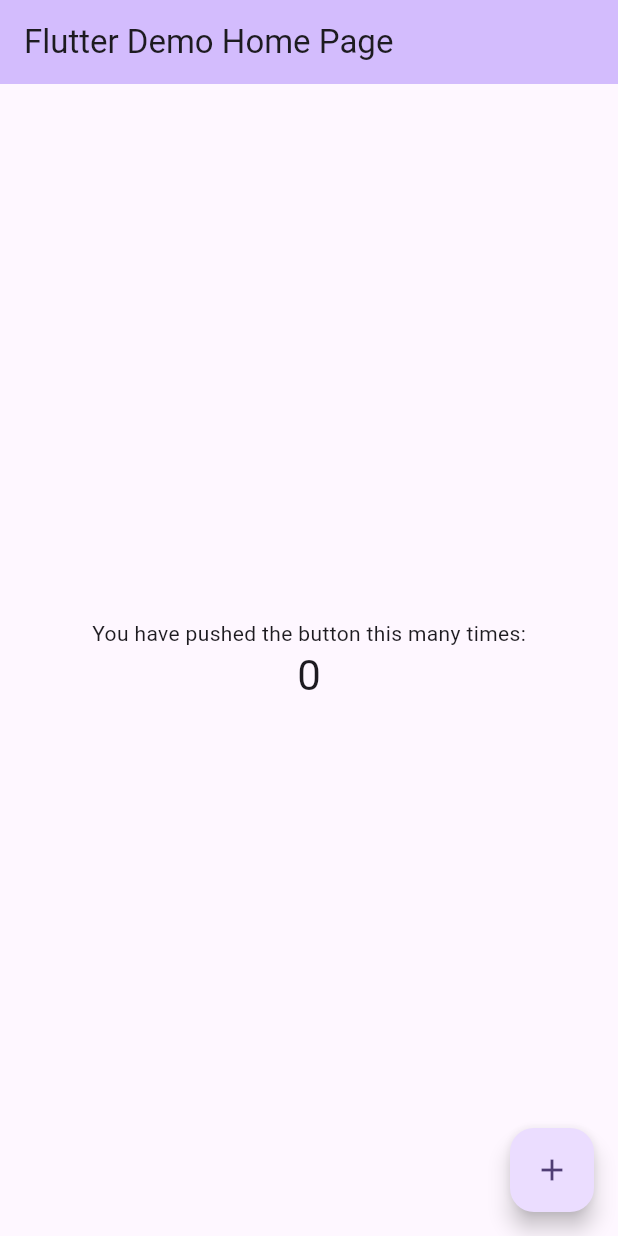
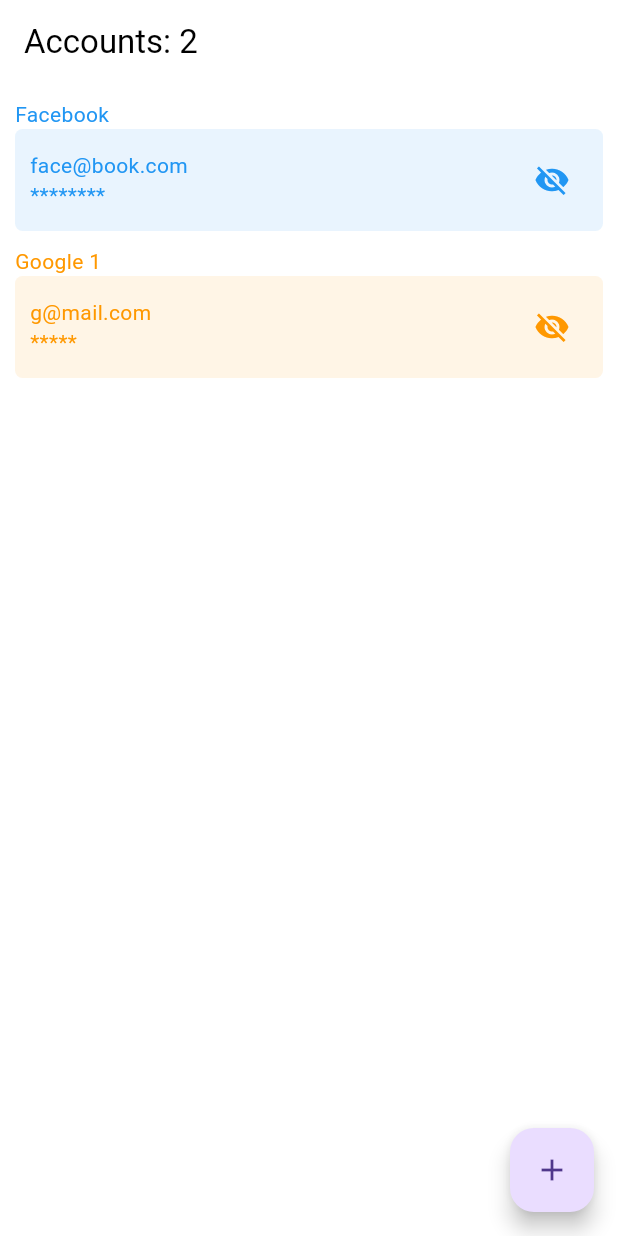
Before and after one commit to hazemxiii/protect_it, a Flutter app: the screen it shows after launch, on a phone screen of 412 x 824 dp. Run offline on Flutter 3.47's test engine with Material 3 defaults, Android fonts, the phone set to English and light mode, and no system bars.

Commit message:
basic ui & account class

```diff
--- /dev/null
+++ b/lib/home.dart
@@ -0,0 +1,124 @@
+import 'package:flutter/material.dart';
+import 'package:protect_it/models/account.dart';
+import 'package:provider/provider.dart';
+
+class Home extends StatelessWidget {
+  const Home({super.key});
+
+  @override
+  Widget build(BuildContext context) {
+    return Scaffold(
+      floatingActionButton: FloatingActionButton(
+        onPressed: () {
+          Provider.of<AccountNotifier>(context, listen: false).addAccount(
+              Account(
+                  color: Colors.red,
+                  mainKey: "user",
+                  secKey: "pass",
+                  name: "valo",
+                  attributes: {
+                "user": Attribute(value: "hazemXIII"),
+                "pass": Attribute(value: "dispass", isSensitive: true)
+              }));
+        },
+        child: const Icon(Icons.add),
+      ),
+      backgroundColor: Colors.white,
+      appBar: AppBar(
+        backgroundColor: Colors.white,
+        foregroundColor: Colors.black,
+        title: Consumer<AccountNotifier>(builder: (context, accountNot, _) {
+          return Text("Accounts: ${accountNot.accounts.length}");
+        }),
+      ),
+      body: SingleChildScrollView(
+        child: Container(
+          padding: const EdgeInsets.all(10),
+          child: Consumer<AccountNotifier>(builder: (context, accountNot, _) {
+            return Column(
+              children: [
+                ...accountNot.accounts.map((account) {
+                  return AccountWidget(
+                    account: account,
+                  );
+                })
+              ],
+            );
+          }),
+        ),
+      ),
+    );
+  }
+}
+
+class AccountWidget extends StatefulWidget {
+  final Account account;
+  const AccountWidget({
+    super.key,
+    required this.account,
+  });
+
+  @override
+  State<AccountWidget> createState() => _AccountWidgetState();
+}
+
+class _AccountWidgetState extends State<AccountWidget> {
+  bool isSensitiveShown = false;
+  @override
+  Widget build(BuildContext context) {
+    return Container(
+      margin: const EdgeInsets.only(bottom: 10),
+      child: Column(
+        crossAxisAlignment: CrossAxisAlignment.start,
+        children: [
+          Text(
+            widget.account.name,
+            style: TextStyle(color: widget.account.color),
+          ),
+          Container(
+            width: double.infinity,
+            padding: const EdgeInsets.all(10),
+            decoration: BoxDecoration(
+                color: Color.lerp(Colors.white, widget.account.color, 0.1),
+                borderRadius: const BorderRadius.all(Radius.circular(5))),
+            child: Row(
+              mainAxisAlignment: MainAxisAlignment.spaceBetween,
+              children: [
+                Column(
+                  crossAxisAlignment: CrossAxisAlignment.start,
+                  children: [
+                    _displayAttribute(widget.account.getMain),
+                    _displayAttribute(widget.account.getSec),
+                  ],
+                ),
+                IconButton(
+                    color: widget.account.color,
+                    onPressed: () {
+                      setState(() {
+                        isSensitiveShown = !isSensitiveShown;
+                      });
+                    },
+                    icon: Icon(isSensitiveShown
+                        ? Icons.visibility
+                        : Icons.visibility_off))
+              ],
+            ),
+          ),
+        ],
+      ),
+    );
+  }
+
+  Text _displayAttribute(Attribute atr) {
+    String txt;
+    if (isSensitiveShown || !atr.isSensitive) {
+      txt = atr.value;
+    } else {
+      txt = "".padLeft(atr.value.length, "*");
+    }
+    return Text(
+      txt,
+      style: TextStyle(color: widget.account.color),
+    );
+  }
+}
--- a/lib/main.dart
+++ b/lib/main.dart
@@ -1,125 +1,46 @@
 import 'package:flutter/material.dart';
+import 'package:protect_it/home.dart';
+import 'package:protect_it/models/account.dart';
+import 'package:provider/provider.dart';
 
 void main() {
-  runApp(const MyApp());
+  runApp(const App());
 }
 
-class MyApp extends StatelessWidget {
-  const MyApp({super.key});
+class App extends StatelessWidget {
+  const App({super.key});
 
-  // This widget is the root of your application.
   @override
   Widget build(BuildContext context) {
-    return MaterialApp(
-      title: 'Flutter Demo',
-      theme: ThemeData(
-        // This is the theme of your application.
-        //
-        // TRY THIS: Try running your application with "flutter run". You'll see
-        // the application has a purple toolbar. Then, without quitting the app,
-        // try changing the seedColor in the colorScheme below to Colors.green
-        // and then invoke "hot reload" (save your changes or press the "hot
-        // reload" button in a Flutter-supported IDE, or press "r" if you used
-        // the command line to start the app).
-        //
-        // Notice that the counter didn't reset back to zero; the application
-        // state is not lost during the reload. To reset the state, use hot
-        // restart instead.
-        //
-        // This works for code too, not just values: Most code changes can be
-        // tested with just a hot reload.
-        colorScheme: ColorScheme.fromSeed(seedColor: Colors.deepPurple),
-        useMaterial3: true,
+    return ChangeNotifierProvider(
+      create: (context) => AccountNotifier(accounts),
+      child: const MaterialApp(
+        home: Home(),
       ),
-      home: const MyHomePage(title: 'Flutter Demo Home Page'),
     );
   }
 }
 
-class MyHomePage extends StatefulWidget {
-  const MyHomePage({super.key, required this.title});
-
-  // This widget is the home page of your application. It is stateful, meaning
-  // that it has a State object (defined below) that contains fields that affect
-  // how it looks.
-
-  // This class is the configuration for the state. It holds the values (in this
-  // case the title) provided by the parent (in this case the App widget) and
-  // used by the build method of the State. Fields in a Widget subclass are
-  // always marked "final".
-
-  final String title;
-
-  @override
-  State<MyHomePage> createState() => _MyHomePageState();
-}
-
-class _MyHomePageState extends State<MyHomePage> {
-  int _counter = 0;
-
-  void _incrementCounter() {
-    setState(() {
-      // This call to setState tells the Flutter framework that something has
-      // changed in this State, which causes it to rerun the build method below
-      // so that the display can reflect the updated values. If we changed
-      // _counter without calling setState(), then the build method would not be
-      // called again, and so nothing would appear to happen.
-      _counter++;
-    });
-  }
-
-  @override
-  Widget build(BuildContext context) {
-    // This method is rerun every time setState is called, for instance as done
-    // by the _incrementCounter method above.
-    //
-    // The Flutter framework has been optimized to make rerunning build methods
-    // fast, so that you can just rebuild anything that needs updating rather
-    // than having to individually change instances of widgets.
-    return Scaffold(
-      appBar: AppBar(
-        // TRY THIS: Try changing the color here to a specific color (to
-        // Colors.amber, perhaps?) and trigger a hot reload to see the AppBar
-        // change color while the other colors stay the same.
-        backgroundColor: Theme.of(context).colorScheme.inversePrimary,
-        // Here we take the value from the MyHomePage object that was created by
-        // the App.build method, and use it to set our appbar title.
-        title: Text(widget.title),
-      ),
-      body: Center(
-        // Center is a layout widget. It takes a single child and positions it
-        // in the middle of the parent.
-        child: Column(
-          // Column is also a layout widget. It takes a list of children and
-          // arranges them vertically. By default, it sizes itself to fit its
-          // children horizontally, and tries to be as tall as its parent.
-          //
-          // Column has various properties to control how it sizes itself and
-          // how it positions its children. Here we use mainAxisAlignment to
-          // center the children vertically; the main axis here is the vertical
-          // axis because Columns are vertical (the cross axis would be
-          // horizontal).
-          //
-          // TRY THIS: Invoke "debug painting" (choose the "Toggle Debug Paint"
-          // action in the IDE, or press "p" in the console), to see the
-          // wireframe for each widget.
-          mainAxisAlignment: MainAxisAlignment.center,
-          children: <Widget>[
-            const Text(
-              'You have pushed the button this many times:',
-            ),
-            Text(
-              '$_counter',
-              style: Theme.of(context).textTheme.headlineMedium,
-            ),
-          ],
+List<Account> accounts = [
+  Account(
+      color: Colors.blue,
+      mainKey: "email",
+      secKey: "password",
+      name: "Facebook",
+      attributes: {
+        "email": Attribute(
+          value: "face@book.com",
         ),
-      ),
-      floatingActionButton: FloatingActionButton(
-        onPressed: _incrementCounter,
-        tooltip: 'Increment',
-        child: const Icon(Icons.add),
-      ), // This trailing comma makes auto-formatting nicer for build methods.
-    );
-  }
-}
+        "password": Attribute(value: "facepass", isSensitive: true),
+        "phone": Attribute(value: "facephone"),
+      }),
+  Account(
+      color: Colors.orange,
+      name: "Google 1",
+      mainKey: "gmail",
+      secKey: "pass",
+      attributes: {
+        "gmail": Attribute(value: "g@mail.com"),
+        "pass": Attribute(value: "gpass", isSensitive: true)
+      })
+];
--- /dev/null
+++ b/lib/models/account.dart
@@ -0,0 +1,77 @@
+import 'package:flutter/material.dart';
+
+class Account {
+  Account({
+    required this.name,
+    required this.attributes,
+    this.mainKey = "",
+    this.secKey = "",
+    this.color = Colors.black,
+  }) {
+    List<String> keys = attributes.keys.toList();
+    if (!keys.contains(mainKey)) {
+      throw "Main Key Doesn't Exist";
+    }
+    if (!keys.contains(secKey)) {
+      throw "Secondary Key Doesn't Exist";
+    }
+  }
+
+  String name;
+  String mainKey;
+  String secKey;
+  Color color;
+  Map<String, Attribute> attributes = {};
+
+  void addAttributes(Map<String, Attribute> attributes) {
+    this.attributes.addAll(attributes);
+  }
+
+  void deleteAttribute(String attributeName) {
+    attributes.remove(attributeName);
+  }
+
+  void setMain(String mainKey) {
+    this.mainKey = mainKey;
+  }
+
+  void setSec(String secKey) {
+    this.secKey = secKey;
+  }
+
+  Attribute get getMain => attributes[mainKey]!;
+  Attribute get getSec => attributes[secKey]!;
+}
+
+class Attribute {
+  Attribute({
+    required this.value,
+    this.isSensitive = false,
+  });
+
+  String value;
+  bool isSensitive;
+
+  void updateName(String name) {
+    name = name;
+  }
+
+  void updateValue(String value) {
+    value = value;
+  }
+
+  void updateSensitivity(bool isSensitive) {
+    isSensitive = isSensitive;
+  }
+}
+
+class AccountNotifier extends ChangeNotifier {
+  AccountNotifier(this.accounts);
+
+  List<Account> accounts = [];
+
+  void addAccount(Account account) {
+    accounts.add(account);
+    notifyListeners();
+  }
+}
--- a/pubspec.yaml
+++ b/pubspec.yaml
@@ -35,6 +35,7 @@
   # The following adds the Cupertino Icons font to your application.
   # Use with the CupertinoIcons class for iOS style icons.
   cupertino_icons: ^1.0.8
+  provider: ^6.1.2
 
 dev_dependencies:
   flutter_test:
```
Also changed, not shown: pubspec.lock.
